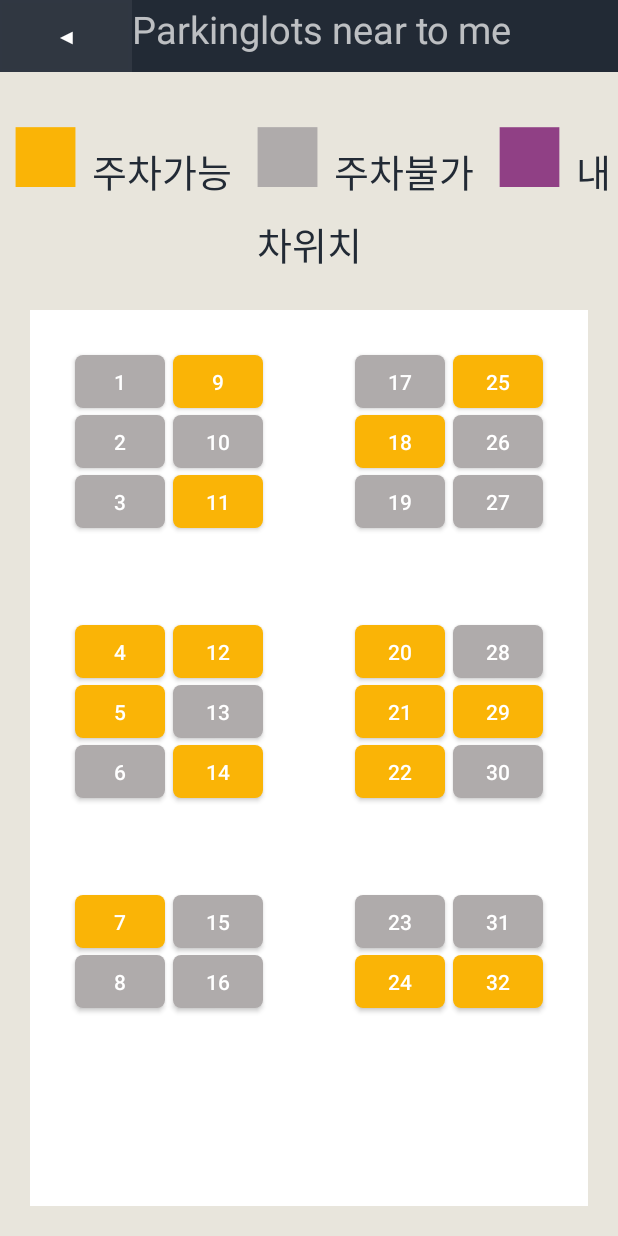
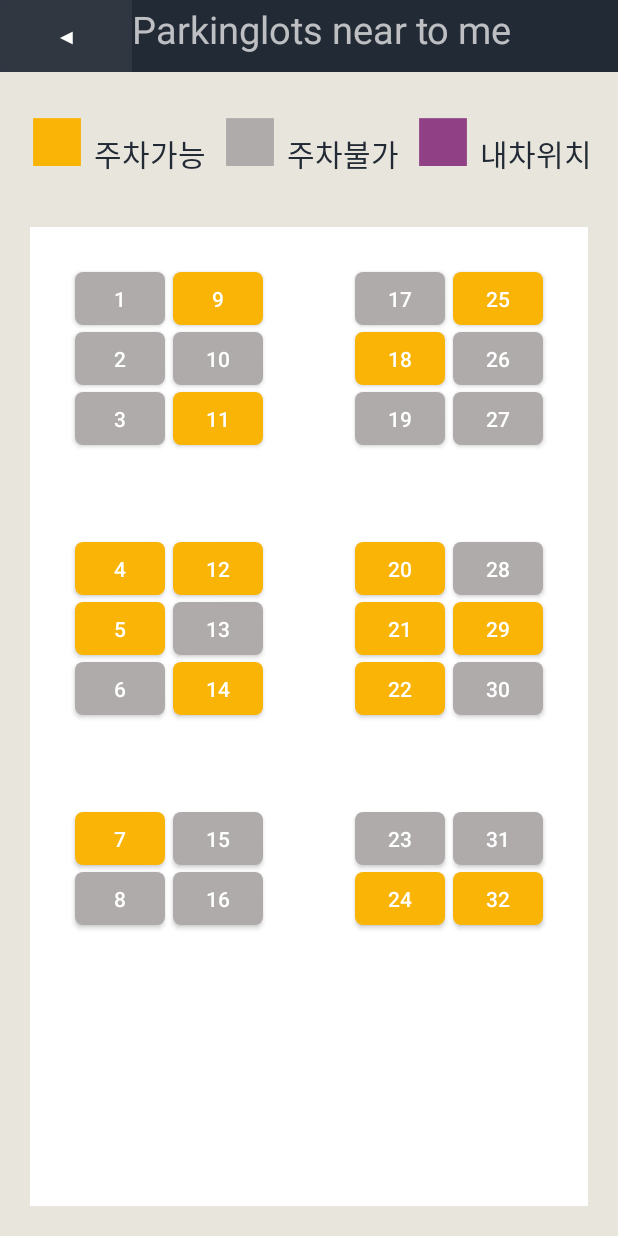
Before and after one commit to oswswo123/androidTeamP, an Android app: the ParkingLot screen opened directly, with no data from a screen before it, on a phone screen of 412 x 824 dp. Run offline under Robolectric (Android 15) with nearby library versions, the phone set to English and light mode, and no system bars.

Commit message:
ParkingLot 색상, TopText 글자크기 수정

```diff
--- a/UcantFindP/app/src/main/java/io/github/cheesecat47/ucantfindp/ParkingLot.java
+++ b/UcantFindP/app/src/main/java/io/github/cheesecat47/ucantfindp/ParkingLot.java
@@ -34,12 +34,12 @@ public class ParkingLot extends AppCompatActivity {
         String str = "■ 주차가능  ■ 주차불가  ■ 내차위치";
         SpannableStringBuilder spb1 = new SpannableStringBuilder(str);
         // SpannableStringBuilder를 이용해서 부분별로 색깔이랑 사이즈를 변경
-        spb1.setSpan(new ForegroundColorSpan(Color.parseColor("#FAB406")), 0, 1, Spanned.SPAN_EXCLUSIVE_EXCLUSIVE);
-        spb1.setSpan(new AbsoluteSizeSpan(100), 0, 1, Spanned.SPAN_EXCLUSIVE_EXCLUSIVE);
-        spb1.setSpan(new ForegroundColorSpan(Color.parseColor("#afabab")), 8, 9, Spanned.SPAN_EXCLUSIVE_EXCLUSIVE);
-        spb1.setSpan(new AbsoluteSizeSpan(100), 8, 9, Spanned.SPAN_EXCLUSIVE_EXCLUSIVE);
+        spb1.setSpan(new ForegroundColorSpan(getResources().getColor(R.color.colorOurYellow)), 0, 1, Spanned.SPAN_EXCLUSIVE_EXCLUSIVE);
+        spb1.setSpan(new AbsoluteSizeSpan(80), 0, 1, Spanned.SPAN_EXCLUSIVE_EXCLUSIVE);
+        spb1.setSpan(new ForegroundColorSpan(getResources().getColor(R.color.colorOurGrey)), 8, 9, Spanned.SPAN_EXCLUSIVE_EXCLUSIVE);
+        spb1.setSpan(new AbsoluteSizeSpan(80), 8, 9, Spanned.SPAN_EXCLUSIVE_EXCLUSIVE);
         spb1.setSpan(new ForegroundColorSpan(getResources().getColor(R.color.colorOurPurple)), 16, 17, Spanned.SPAN_EXCLUSIVE_EXCLUSIVE);
-        spb1.setSpan(new AbsoluteSizeSpan(100), 16, 17, Spanned.SPAN_EXCLUSIVE_EXCLUSIVE);
+        spb1.setSpan(new AbsoluteSizeSpan(80), 16, 17, Spanned.SPAN_EXCLUSIVE_EXCLUSIVE);
         TopText.append(spb1);
 
         // 아직 주차버튼 리스너는 없어요... 이걸 어떻게 구현해야 할까요...?
--- a/UcantFindP/app/src/main/res/layout/activity_parking_lot.xml
+++ b/UcantFindP/app/src/main/res/layout/activity_parking_lot.xml
@@ -35,7 +35,7 @@
         android:paddingTop="5dp"
         android:paddingBottom="5dp"
         android:textColor="@color/colorOurBlack"
-        android:textSize="25dp" />
+        android:textSize="20dp" />
 
     <!-- 여기서부터 주차 현황 버튼들입니다 -->
     <!-- 차가 있는 곳은 background에 withseat -->
```
